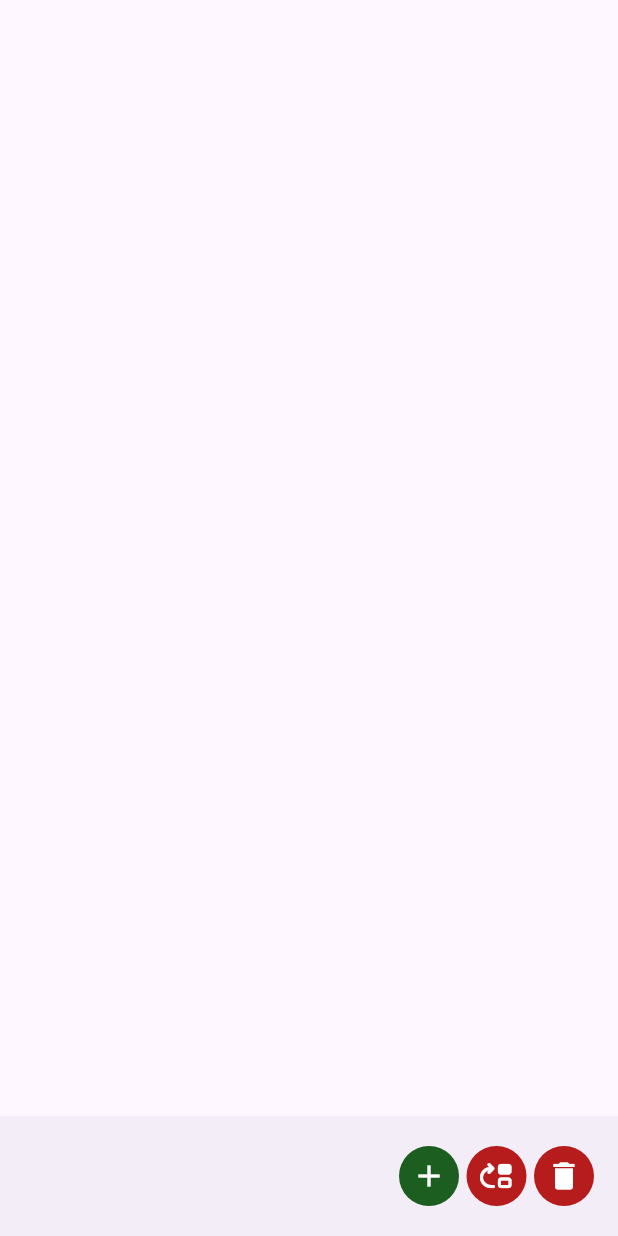
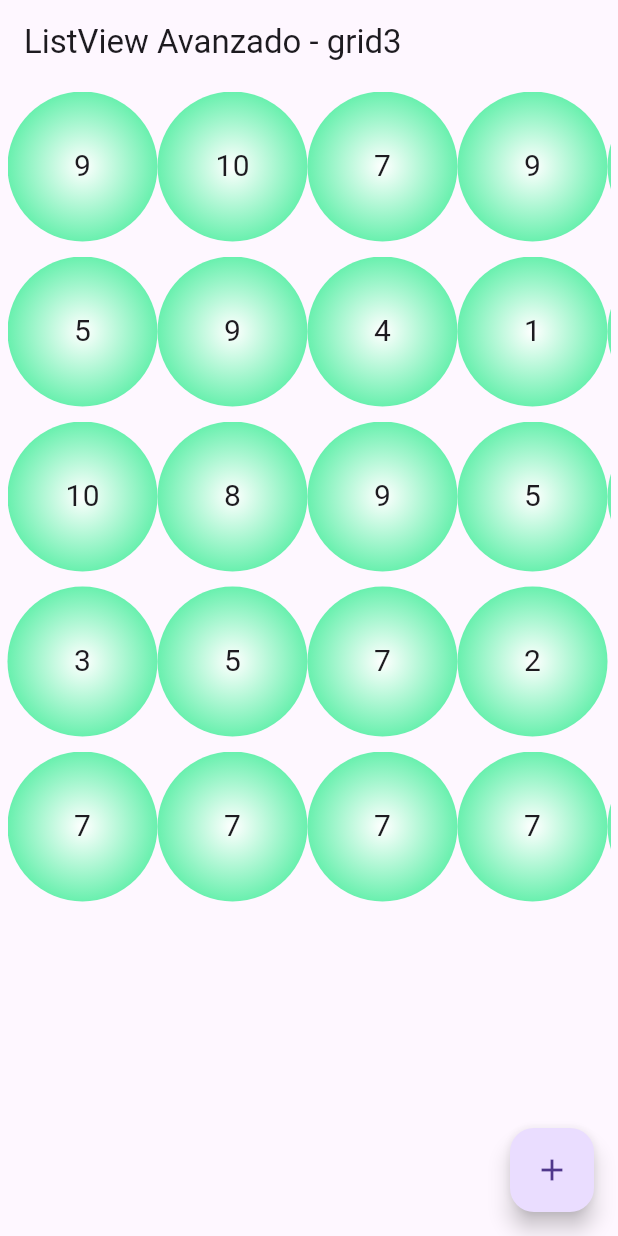
Before and after one commit to joseluisdaza/MFS_Mobile, a Flutter app: the screen it shows after launch, after a tap on the "add" icon, on a phone screen of 412 x 824 dp. Run offline on Flutter 3.47's test engine with Material 3 defaults, Android fonts, the phone set to English and light mode, and no system bars.

Commit message:
Clase 6 parte 1

```diff
--- /dev/null
+++ b/lib/Clase6/grid3.dart
@@ -0,0 +1,130 @@
+import 'dart:math';
+
+import 'package:flutter/material.dart';
+
+class Grid3 extends StatefulWidget {
+  const Grid3({super.key});
+
+  @override
+  State<Grid3> createState() => _Grid3State();
+}
+
+class _Grid3State extends State<Grid3> {
+  List<List<int>> data = [];
+  //   [1],
+  //   [2, 3, 4],
+  //   [5, 6, 7, 8, 9, 0],
+  //   [10, 11, 12, 13, 14, 15, 16],
+  //   [17, 18, 19, 20, 21, 22, 23, 24],
+  //   [25, 26, 27, 28, 29, 30, 31, 32],
+  //   [33, 34, 35, 36, 37, 38],
+  //   [39],
+  //   [40, 41, 42, 43, 44, 45],
+  //   [46, 47, 48, 49, 50, 51, 52],
+  //   [53, 54, 55, 56, 57, 58],
+  //   [59, 60, 61, 62],
+  //   [63, 64],
+  //   [65],
+  // ];
+
+  var gran = Random();
+  void cargarDatos() {
+    int nFilas = gran.nextInt(5) + 1;
+
+    for (int i = 0; i < nFilas; i++) {
+      var v = List.generate(
+        1 + gran.nextInt(10),
+        (index) => gran.nextInt(10) + 1,
+      );
+      data.add(v);
+    }
+  }
+
+  //Este metodo se llama una vez cuando se crea el widget.
+  //Es el lugar ideal para cargar datos desde una base de datos o una API.
+  @override
+  void initState() {
+    super.initState();
+    cargarDatos();
+  }
+
+  @override
+  Widget build(BuildContext context) {
+    return Scaffold(
+      appBar: AppBar(title: const Text("ListView Avanzado - grid3")),
+      body: ListView.builder(
+        itemCount: data.length,
+        itemBuilder: (context, index) {
+          final rowItem = data[index];
+          final scrollable = rowItem.length > 3;
+
+          return Padding(
+            padding: EdgeInsets.all(5),
+            child:
+                scrollable
+                    ? SizedBox(
+                      height: 100,
+                      child: ListView.builder(
+                        itemCount: rowItem.length,
+                        scrollDirection: Axis.horizontal,
+                        itemBuilder: (context, idx) {
+                          return Container(
+                            //circulares a lo horizontal
+                            width: 100,
+                            decoration: BoxDecoration(
+                              borderRadius: BorderRadius.circular(50),
+                              gradient: RadialGradient(
+                                colors: [Colors.white, Colors.greenAccent],
+                              ),
+                            ),
+                            child: Center(
+                              child: Text(
+                                "${rowItem[idx]}",
+                                style: const TextStyle(fontSize: 20),
+                              ),
+                            ),
+                          );
+                        },
+                      ),
+                    )
+                    : Row(
+                      children:
+                          rowItem.map((item) {
+                            return Expanded(
+                              child: Container(
+                                height: 100,
+                                margin: EdgeInsets.symmetric(
+                                  horizontal: 5,
+                                  vertical: 10,
+                                ),
+                                decoration: BoxDecoration(
+                                  borderRadius: BorderRadius.circular(10),
+                                  gradient: RadialGradient(
+                                    colors: [Colors.white, Colors.blueAccent],
+                                  ),
+                                ),
+                                child: Center(
+                                  child: Text(
+                                    item.toString(),
+                                    style: TextStyle(fontSize: 25),
+                                  ),
+                                ),
+                              ),
+                            );
+                          }).toList(),
+                    ),
+          );
+        },
+      ),
+
+      floatingActionButton: FloatingActionButton(
+        onPressed: () {
+          setState(() {
+            cargarDatos();
+          });
+        },
+        child: Icon(Icons.add),
+      ),
+    );
+  }
+}
--- a/lib/main.dart
+++ b/lib/main.dart
@@ -5,12 +5,15 @@ import 'package:flutter/material.dart';
 //import 'package:layouts/anirot.dart';
 // import 'package:layouts/Tarea01-Pelota/tarea01.dart';
 // import 'package:layouts/Clase4/home.dart';
-import 'package:layouts/Clase4/homeGrafo.dart';
+// import 'package:layouts/Clase4/homeGrafo.dart';
 // import 'package:layouts/Clase5/home.dart';
 // import 'package:layouts/Clase5/fotos.dart';
 // import 'package:layouts/Clase5/listview.dart';
 // import 'package:layouts/Clase5/livicustom.dart';
 // import 'package:layouts/Clase5/livibuilder.dart';
+// import 'package:layouts/Clase6/grid1.dart';
+// import 'package:layouts/Clase6/grid2.dart';
+import 'package:layouts/Clase6/grid3.dart';
 
 void main() {
   runApp(const MainApp());
@@ -21,11 +24,14 @@ class MainApp extends StatelessWidget {
 
   @override
   Widget build(BuildContext context) {
-    return const MaterialApp(home: Home());
+    // return const MaterialApp(home: Home());
 
     // return const MaterialApp(home: Fotos());
     // return const MaterialApp(home: Livi());
     // return const MaterialApp(home: Livicustom());
     // return const MaterialApp(home: LiviBuilder());
+    // return const MaterialApp(home: Grid1());
+    // return const MaterialApp(home: Grid2());
+    return const MaterialApp(home: Grid3());
   }
 }
```
Also changed, not shown: lib/Clase6/grid1.dart (added, +79 -0 lines), lib/Clase6/grid2.dart (added, +46 -0 lines), lib/Tarea02-grafos/tarea02.dart (+137 -137 lines).
